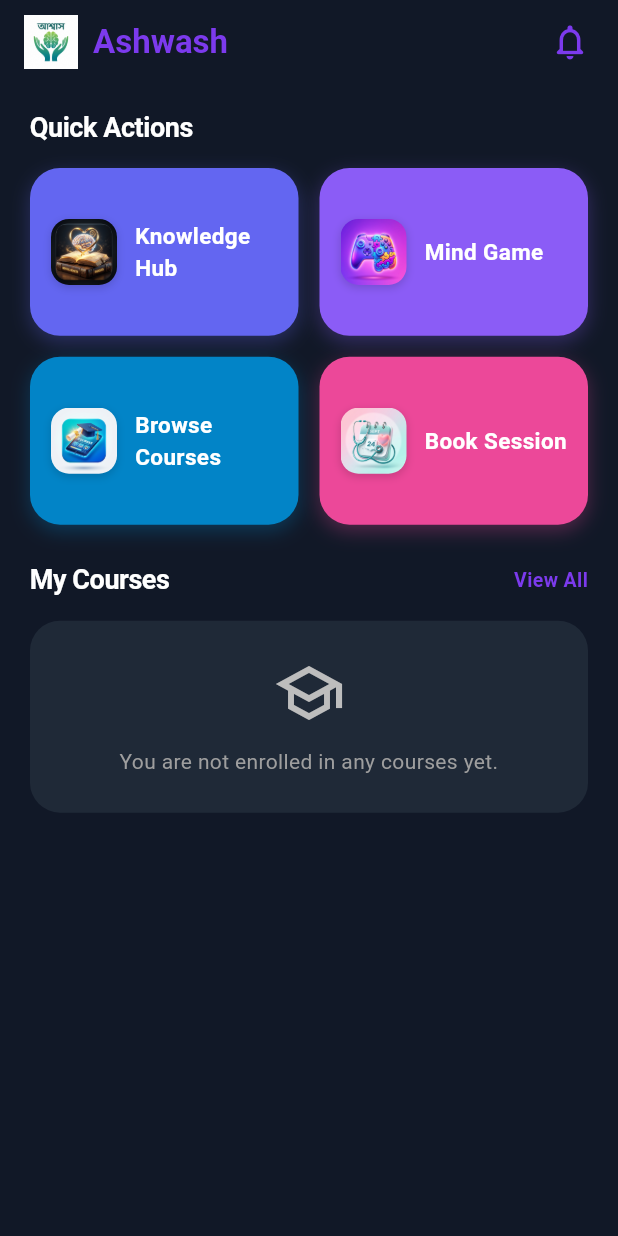
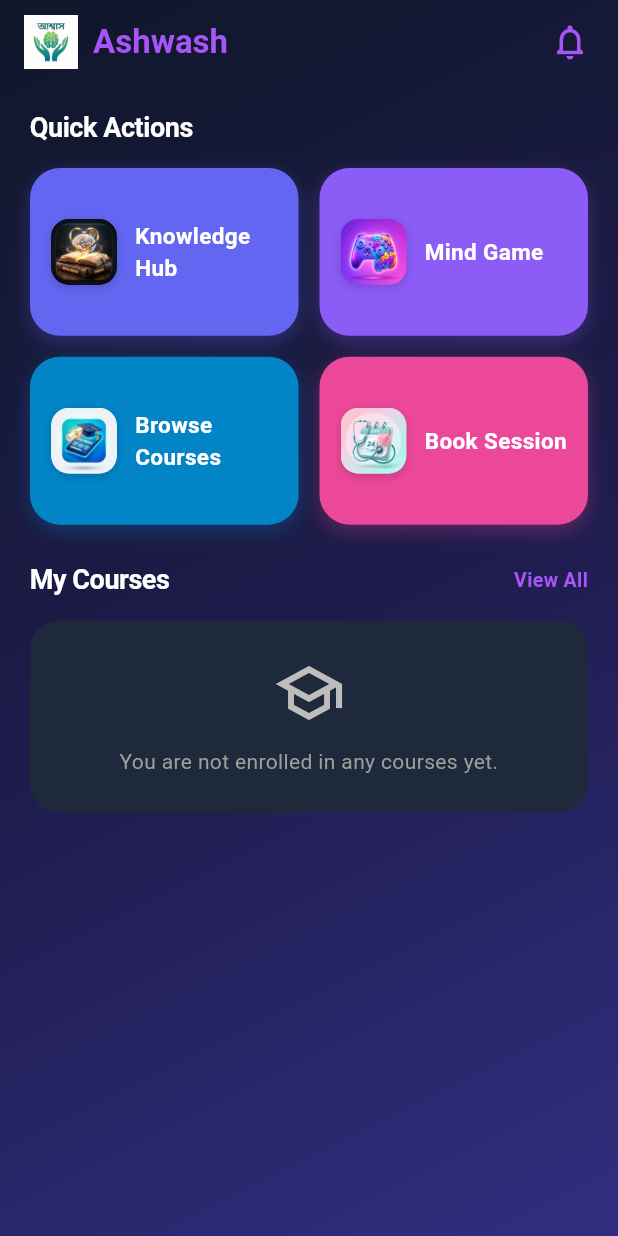
Before and after one commit to jaba967/Ashwash2, a Flutter app: the DashboardScreen screen opened directly, on a phone screen of 412 x 824 dp. Run offline on Flutter 3.47's test engine with Material 3 defaults, Android fonts, the phone set to English and light mode, and no system bars; our stand-ins replace cloud_firestore, file_picker, firebase_auth, firebase_core, firebase_messaging, google_fonts and 4 more; accounts and stored records are empty; network calls fail.

Commit message:
Demo: Apply Specialist theme colors to Flutter Dashboard

```diff
--- a/ashwash_app/lib/core/constants/app_colors.dart
+++ b/ashwash_app/lib/core/constants/app_colors.dart
@@ -1,16 +1,16 @@
 import 'package:flutter/material.dart';
 
 class AppColors {
-  static const Color primary = Color(0xFF7C3AED);
-  static const Color secondary = Color(0xFF6D28D9);
+  static const Color primary = Color(0xFFA855F7); // Purple from Web
+  static const Color secondary = Color(0xFF6366F1); // Indigo from Web
   static const Color danger = Color(0xFFEF4444);
   static const Color success = Color(0xFF10B981);
   static const Color warning = Color(0xFFF97316);
 
-  static const Color bgLight = Color(0xFFF9FAFB);
-  static const Color bgDark = Color(0xFF111827);
+  static const Color bgLight = Color(0xFFF8FAFC); // Slate 50
+  static const Color bgDark = Color(0xFF0F172A); // Slate 900
   static const Color cardLight = Color(0xFFFFFFFF);
-  static const Color cardDark = Color(0xFF1F2937);
+  static const Color cardDark = Color(0xFF1E293B); // Slate 800
 
   static const Color darkBackground = bgDark;
   static const Color darkSurface = cardDark;
--- a/ashwash_app/lib/features/dashboard/presentation/screens/dashboard_screen.dart
+++ b/ashwash_app/lib/features/dashboard/presentation/screens/dashboard_screen.dart
@@ -34,8 +34,18 @@ class _DashboardScreenState extends State<DashboardScreen> {
     final dashboardProvider = Provider.of<DashboardProvider>(context);
     final notifProvider = Provider.of<NotificationProvider>(context);
 
-    return Scaffold(
-      appBar: AppBar(
+    return Container(
+      decoration: const BoxDecoration(
+        gradient: LinearGradient(
+          begin: Alignment.topLeft,
+          end: Alignment.bottomRight,
+          colors: [Color(0xFF0F172A), Color(0xFF1E1B4B), Color(0xFF312E81)],
+        ),
+      ),
+      child: Scaffold(
+        backgroundColor: Colors.transparent,
+        appBar: AppBar(
+          backgroundColor: Colors.transparent,
         automaticallyImplyLeading: false,
         title: Row(
           children: [
@@ -169,6 +179,6 @@ class _DashboardScreenState extends State<DashboardScreen> {
                 ),
               ),
             ),
-    );
+    ));
   }
 }
```
